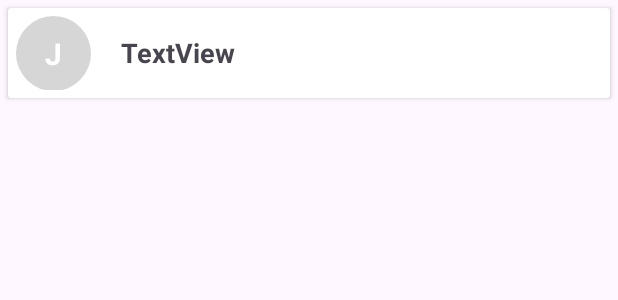
After one commit to bnetpineda/Tryksave, an Android app: the layout favorites_row_layout.xml on its own in the app's theme, with its tools: preview values and no code run, on a phone screen of 412 x 824 dp. The commit adds this screen. Shown: the top 300 px of the screen. Run offline under Robolectric (Android 15) with nearby library versions, the phone set to English and light mode, and no system bars.

Commit message:
UPDATED(1)!

```diff
--- /dev/null
+++ b/app/src/main/res/drawable/fave_location_icon_bg.xml
@@ -0,0 +1,7 @@
+<?xml version="1.0" encoding="utf-8"?>
+<shape xmlns:android="http://schemas.android.com/apk/res/android" android:shape="rectangle">
+
+    <corners android:radius="25dp"/>
+    <solid android:color="@color/quantum_pink"/>
+
+</shape>
--- /dev/null
+++ b/app/src/main/res/layout/favorites_row_layout.xml
@@ -0,0 +1,42 @@
+<?xml version="1.0" encoding="utf-8"?>
+<androidx.cardview.widget.CardView xmlns:android="http://schemas.android.com/apk/res/android"
+    android:layout_width="match_parent"
+    android:layout_height="60dp"
+    android:elevation="10dp"
+    android:layout_margin="5dp">
+
+    <LinearLayout
+        android:padding="5dp"
+        android:layout_width="match_parent"
+        android:layout_height="match_parent"
+        android:orientation="horizontal"
+        android:gravity="center">
+        <TextView
+            android:id="@+id/location_first_letter"
+            android:layout_width="50dp"
+            android:layout_height="50dp"
+            android:textColor="@color/white"
+            android:text="J"
+            android:textSize="20dp"
+            android:gravity="center"
+            android:textStyle="bold"
+            android:background="@drawable/fave_location_icon_bg"/>
+
+        <LinearLayout
+            android:layout_width="match_parent"
+            android:layout_height="wrap_content"
+            android:layout_gravity="center"
+            android:layout_marginLeft="20dp"
+            android:orientation="vertical">
+
+            <TextView
+                android:id="@+id/textView3"
+                android:layout_width="match_parent"
+                android:layout_height="wrap_content"
+                android:textSize="18dp"
+                android:textStyle="bold"
+                android:text="TextView" />
+        </LinearLayout>
+
+    </LinearLayout>
+</androidx.cardview.widget.CardView>
```
Also changed, not shown: app/src/main/res/layout/expenses_row_layout.xml (added, +46 -0 lines), app/src/main/res/layout/fragment_favorites.xml (+12 -15 lines).
